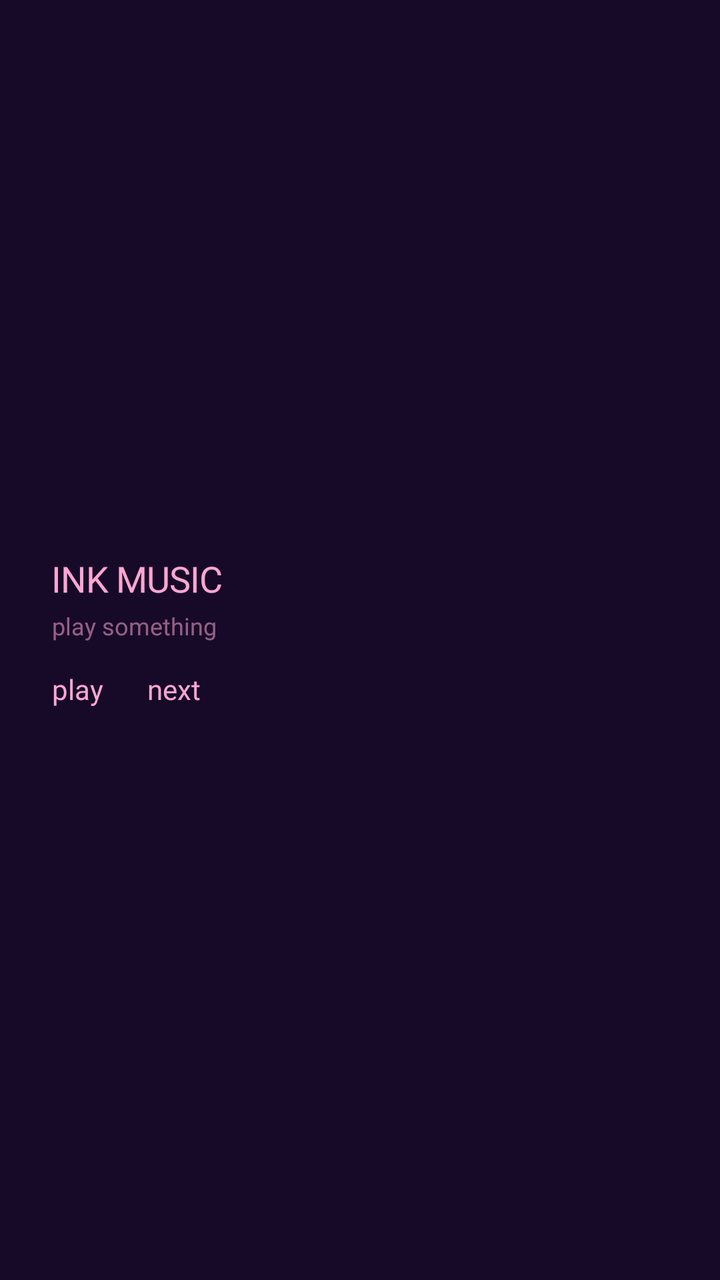
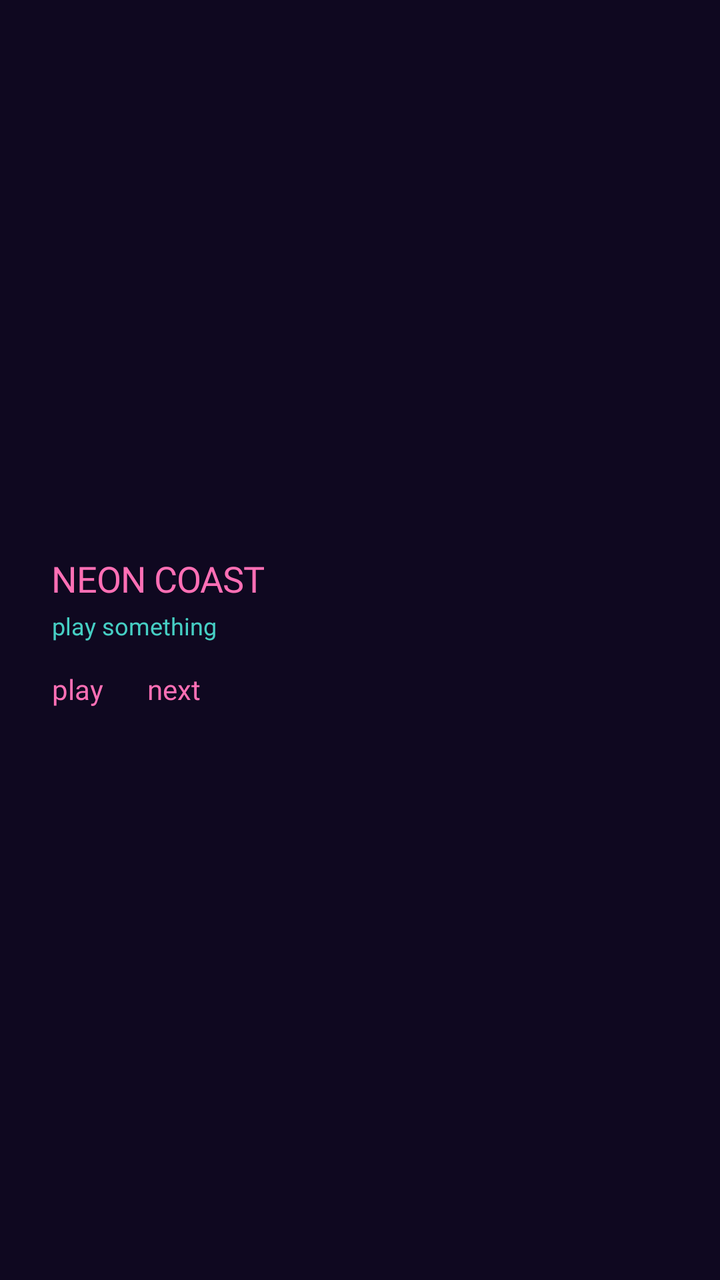

Before-and-after screenshots of an Android layout around one commit, followed by the original layout XML and the change that was made.
<!-- AndroidManifest.xml: application theme Ink -->
<!-- res/layout/widget.xml -->
<?xml version="1.0" encoding="utf-8"?>
<LinearLayout xmlns:android="http://schemas.android.com/apk/res/android"
    android:id="@+id/widget"
    android:layout_width="match_parent"
    android:layout_height="match_parent"
    android:background="@color/sunset_night"
    android:orientation="horizontal"
    android:gravity="center_vertical"
    android:padding="12dp">

    <ImageView
        android:id="@+id/cover"
        android:layout_width="wrap_content"
        android:layout_height="match_parent"
        android:adjustViewBounds="true"
        android:scaleType="centerCrop"
        android:background="@color/sunset_dusk"
        android:importantForAccessibility="no" />

    <LinearLayout
        android:layout_width="0dp"
        android:layout_height="match_parent"
        android:layout_weight="1"
        android:layout_marginStart="14dp"
        android:orientation="vertical"
        android:gravity="center_vertical">

        <TextView
            android:id="@+id/title"
            android:layout_width="match_parent"
            android:layout_height="wrap_content"
            android:fontFamily="@font/archivo_black"
            android:textAllCaps="true"
            android:textColor="@color/sunset_ink"
            android:textSize="18sp"
            android:maxLines="2"
            android:ellipsize="end"
            android:includeFontPadding="false"
            android:letterSpacing="-0.02"
            android:text="INK MUSIC" />

        <TextView
            android:id="@+id/artist"
            android:layout_width="match_parent"
            android:layout_height="wrap_content"
            android:layout_marginTop="4dp"
            android:fontFamily="@font/silkscreen"
            android:textColor="@color/sunset_ink_mid"
            android:textSize="12sp"
            android:maxLines="1"
            android:ellipsize="end"
            android:text="play something" />

        <LinearLayout
            android:layout_width="wrap_content"
            android:layout_height="wrap_content"
            android:layout_marginTop="8dp"
            android:orientation="horizontal">

            <TextView
                android:id="@+id/toggle"
                android:layout_width="wrap_content"
                android:layout_height="wrap_content"
                android:paddingTop="6dp"
                android:paddingBottom="6dp"
                android:paddingEnd="22dp"
                android:fontFamily="@font/silkscreen"
                android:textColor="@color/sunset_ink"
                android:textSize="14sp"
                android:text="play" />

            <TextView
                android:id="@+id/next"
                android:layout_width="wrap_content"
                android:layout_height="wrap_content"
                android:paddingTop="6dp"
                android:paddingBottom="6dp"
                android:paddingEnd="22dp"
                android:fontFamily="@font/silkscreen"
                android:textColor="@color/sunset_ink"
                android:textSize="14sp"
                android:text="next" />
        </LinearLayout>
    </LinearLayout>
</LinearLayout>
<!-- resources referenced by this layout -->
<resources>
  <color name="sunset_dusk">#2A1442</color>
  <color name="sunset_ink">#FFA6D2</color>
  <color name="sunset_ink_mid">#8CFFA6D2</color>
  <color name="sunset_night">#170A29</color>
  <style name="Ink" parent="android:Theme.Material.NoActionBar">
          <item name="android:windowBackground">@color/sunset_night</item>
          <item name="android:statusBarColor">@android:color/transparent</item>
          <item name="android:navigationBarColor">@android:color/transparent</item>
          <item name="android:windowLightStatusBar">false</item>
      </style>
</resources>

<!-- the commit's change to res/layout/widget.xml (unified diff, before → after) -->
@@ -37,7 +37,7 @@
             android:ellipsize="end"
             android:includeFontPadding="false"
             android:letterSpacing="-0.02"
-            android:text="INK MUSIC" />
+            android:text="NEON COAST" />
 
         <TextView
             android:id="@+id/artist"
<!-- resource entries referenced after the edit -->
@@ -1,9 +1,9 @@
 <!-- resources referenced by this layout -->
 <resources>
-  <color name="sunset_dusk">#2A1442</color>
-  <color name="sunset_ink">#FFA6D2</color>
-  <color name="sunset_ink_mid">#8CFFA6D2</color>
-  <color name="sunset_night">#170A29</color>
+  <color name="sunset_dusk">#221238</color>
+  <color name="sunset_ink">#FF6FB5</color>
+  <color name="sunset_ink_mid">#DB4FF0E0</color>
+  <color name="sunset_night">#0F0820</color>
   <style name="Ink" parent="android:Theme.Material.NoActionBar">
           <item name="android:windowBackground">@color/sunset_night</item>
           <item name="android:statusBarColor">@android:color/transparent</item>
